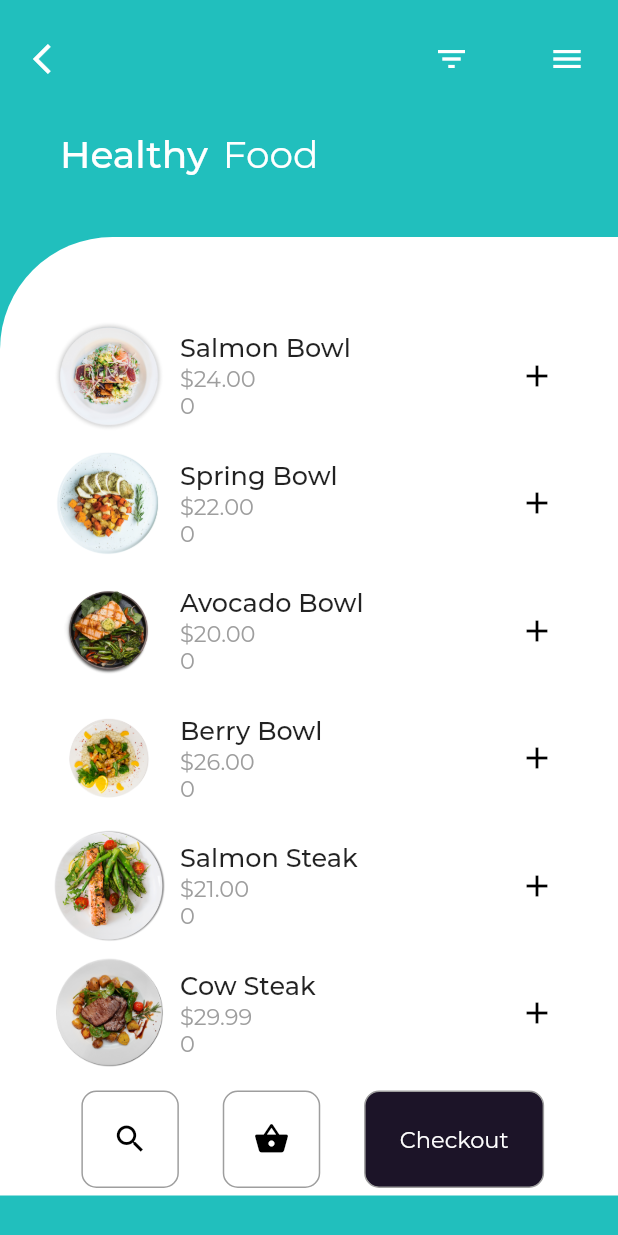
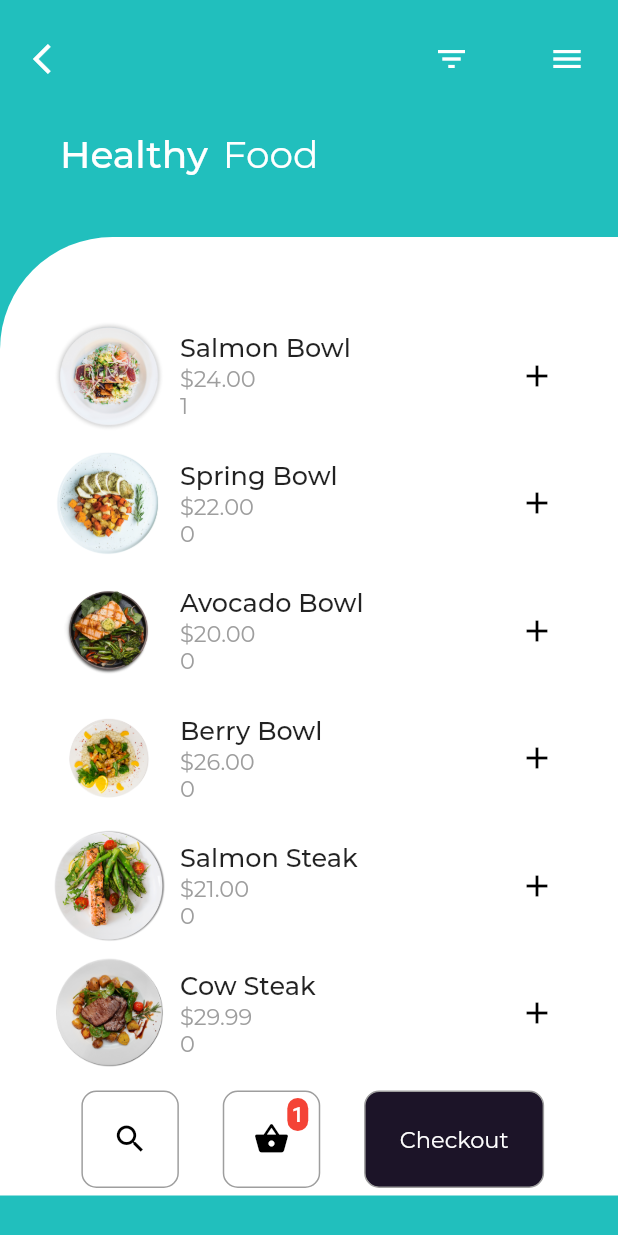
Before and after one commit to axxcident/fruit_hero, a Flutter app: the screen it shows after launch, after a tap on the "add" icon, on a phone screen of 412 x 824 dp. Run offline on Flutter 3.47's test engine with Material 2 defaults, Android fonts, the light colour scheme and no system bars; project files that could hold a hidden picture were left out.

Commit message:
+knappar

```diff
--- a/lib/main.dart
+++ b/lib/main.dart
@@ -81,14 +81,25 @@ class MyHomePage extends StatefulWidget {
 // int totalItemsInCart = cart.values.fold(0, (sum, item) => sum + item.quantity);
 
 class _MyHomePageState extends State<MyHomePage> {
+  int cartItemCount = 0;
+
   void updateQuantity(CartItem item, int newQuantity) {
     setState(() {
       if (widget.cart != null) {
         item.quantity = newQuantity;
+        updateCartItemCount();
       } else {
         print('Somethings off');
       }
     });
+  }
+
+  void updateCartItemCount() {
+    int count = 0;
+    widget.cart.values.forEach((item) {
+      count += item.quantity;
+    });
+    cartItemCount = count;
   }
 
   @override
@@ -204,6 +215,7 @@ class _MyHomePageState extends State<MyHomePage> {
                         ),
                       ),
                     ),
+                    Stack(children: [
                       Container(
                         // Challenge, addera en tvåa här i övre höger hörn.
                         height: 65,
@@ -221,6 +233,24 @@ class _MyHomePageState extends State<MyHomePage> {
                           ),
                         ),
                       ),
+                      if (cartItemCount > 0)
+                        Positioned(
+                            top: 5,
+                            right: 8,
+                            child: Container(
+                              padding: const EdgeInsets.all(3),
+                              decoration: BoxDecoration(
+                                  color: Colors.red,
+                                  borderRadius: BorderRadius.circular(10)),
+                              child: Text(
+                                cartItemCount.toString(),
+                                style: const TextStyle(
+                                  color: Colors.white,
+                                  fontWeight: FontWeight.w500,
+                                ),
+                              ),
+                            ))
+                    ]),
                     Container(
                       height: 65,
                       width: 120,
@@ -308,7 +338,16 @@ class _MyHomePageState extends State<MyHomePage> {
               ),
             ),
             IconButton(
-              onPressed: () {},
+              onPressed: () {
+                setState(() {
+                  if (widget.cart != null) {
+                    item.quantity += 1;
+                    updateCartItemCount();
+                  } else {
+                    print('Somethings off');
+                  }
+                });
+              },
               icon: const Icon(Icons.add),
               color: Colors.black,
             )
```
Lines whose indentation alone changed are shown as unchanged.
